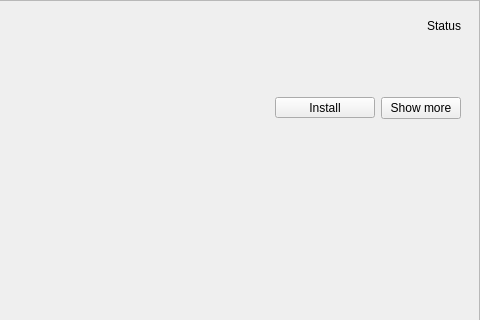
Old version of the form src/modrepositoryentrywidget.ui in the repository kriana/SilVerPLuM; both pictures show x 335 to 815 and y 0 to 320 of the 815 by 533 pixel window.
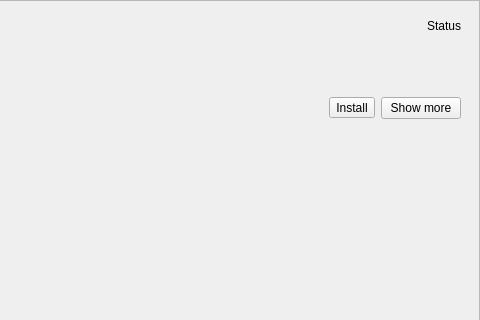
New version of the form. Icons and pictures are not drawn.

What changed in the file:
```diff
--- a/src/modrepositoryentrywidget.ui
+++ b/src/modrepositoryentrywidget.ui
@@ -162,12 +162,6 @@
             <layout class="QHBoxLayout" name="horizontalLayout">
              <item>
               <widget class="QToolButton" name="btnInstall">
-               <property name="minimumSize">
-                <size>
-                 <width>100</width>
-                 <height>0</height>
-                </size>
-               </property>
                <property name="toolTip">
                 <string>Installs/updates this mod.</string>
                </property>
```
